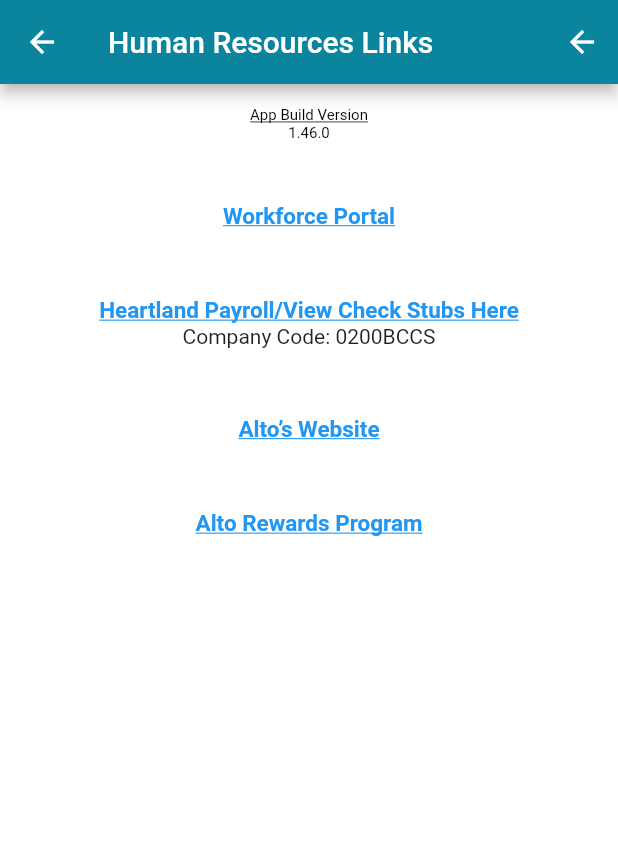
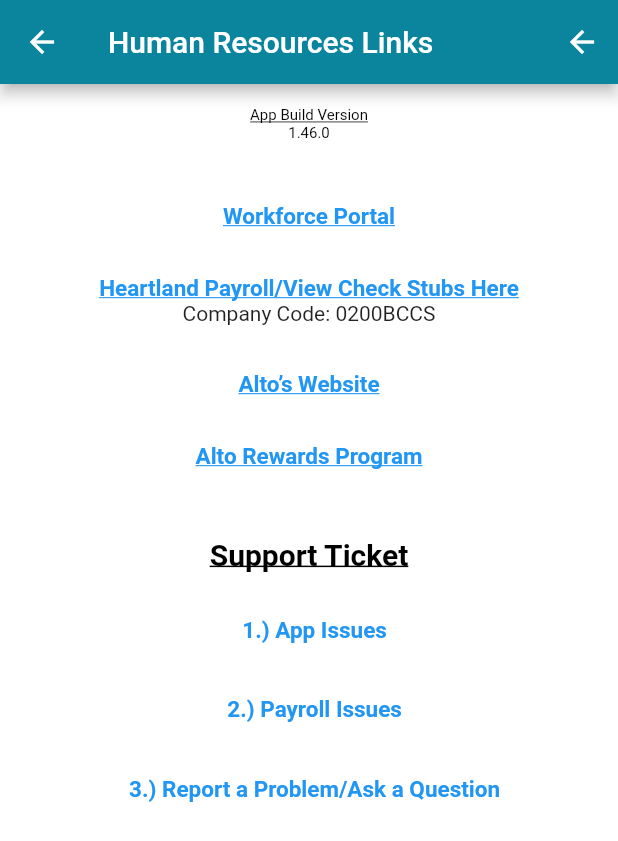
Before and after one commit to ryonsteele/AltoStaffer, a Flutter app: the ResourcesPage screen opened directly, on a phone screen of 412 x 824 dp. Shown: the top 841 px of the screen. Run offline on Flutter 3.47's test engine with Material 2 defaults, Android fonts, the phone set to English and light mode, and no system bars; our stand-ins replace charts_flutter, dio, file_picker, firebase_messaging, flutter_local_notifications, geolocator and 5 more; missing offline and left inert: android_intent, back_button_interceptor, custom_switch_button, device_calendar, geocoder, maps_launcher and 1 more; accounts and stored records are empty; Roboto replaces fonts that are missing (Montserrat).

```diff
--- a/lib/AltoUtils.dart
+++ b/lib/AltoUtils.dart
@@ -17,6 +17,9 @@ class AltoUtils {
    static const String url2 = 'https://m.heartlandcheckview.com/login';
    static const String url3 = 'https://www.altostaffing.com';
    static const String url4 = 'https://www.selectagiftplan.com/altostaffing';
+   static const String url5 = 'https://docs.google.com/forms/d/e/1FAIpQLScSckmO9Mt1jOyHd4n52pAlgcDfiPYhwOKzgAbTgFOvaVO-fw/viewform?usp=sf_link';
+   static const String url6 = 'https://docs.google.com/forms/d/e/1FAIpQLSe5j_9L2WC3JjaC-lUc7XXgApczd1tP2qAL5mQSPnUHYzd4Rg/viewform?usp=sf_link';
+   static const String url7 = 'https://docs.google.com/forms/d/e/1FAIpQLSfNn_OAfurq5aKbx5-GlGzHLi10S8Wsoaf4EXKbUuahaM0bDA/viewform?usp=sf_link';
 
 
 
--- a/lib/ResourcesPage.dart
+++ b/lib/ResourcesPage.dart
@@ -58,7 +58,7 @@ class AppState extends State<ResourcesPage> with SingleTickerProviderStateMixin{
       body: Container(
         width: double.infinity,
         child: Padding(
-          padding: const EdgeInsets.only(left: 30.0, right: 30.0, top: 15),
+          padding: const EdgeInsets.only(top: 15),
           child: Column(
             mainAxisAlignment: MainAxisAlignment.start,
             mainAxisSize: MainAxisSize.max,
@@ -84,7 +84,7 @@ class AppState extends State<ResourcesPage> with SingleTickerProviderStateMixin{
                       _launchURL(AltoUtils.url1);
                   }
               ),
-              SizedBox(height: 45),
+              SizedBox(height: 30),
               GestureDetector(
                   child: Text("Heartland Payroll/View Check Stubs Here", style: TextStyle(decoration: TextDecoration.underline, color: Colors.blue, fontWeight: FontWeight.bold, fontSize: 15.0)),
                   onTap: () {
@@ -92,23 +92,54 @@ class AppState extends State<ResourcesPage> with SingleTickerProviderStateMixin{
                   }
               ),
               Text("Company Code: 0200BCCS"),
-              SizedBox(height: 45),
+              SizedBox(height: 30),
               GestureDetector(
                   child: Text("Alto’s Website", style: TextStyle(decoration: TextDecoration.underline, color: Colors.blue, fontWeight: FontWeight.bold, fontSize: 15.0)),
                   onTap: () {
                     _launchURL(AltoUtils.url3);
                   }
               ),
-              SizedBox(height: 45),
+              SizedBox(height: 30),
               GestureDetector(
                   child: Text("Alto Rewards Program", style: TextStyle(decoration: TextDecoration.underline, color: Colors.blue, fontWeight: FontWeight.bold, fontSize: 15.0)),
                   onTap: () {
                     _launchURL(AltoUtils.url4);
                   }
               ),
-              SizedBox(height: 20),
-
-            ],
+              SizedBox(height: 45),
+             Column(
+               mainAxisAlignment: MainAxisAlignment.start,
+               mainAxisSize: MainAxisSize.max,
+               crossAxisAlignment: CrossAxisAlignment.center,
+               children: <Widget>[
+               Text('Support Ticket', style: TextStyle(
+                  color: Colors.black,
+                  decoration: TextDecoration.underline,
+                  fontWeight: FontWeight.bold,
+                   fontSize: 20.0,
+              ),),
+              SizedBox(height: 30),
+              GestureDetector(
+                  child: Text("  1.) App Issues", style: TextStyle(color: Colors.blue, fontWeight: FontWeight.bold, fontSize: 15.0)),
+                  onTap: () {
+                    _launchURL(AltoUtils.url5);
+                  }
+              ),
+              SizedBox(height: 35),
+              GestureDetector(
+                  child: Text("  2.) Payroll Issues", style: TextStyle(color: Colors.blue, fontWeight: FontWeight.bold, fontSize: 15.0)),
+                  onTap: () {
+                    _launchURL(AltoUtils.url6);
+                  }
+              ),
+              SizedBox(height: 35),
+              GestureDetector(
+                  child: Text("  3.) Report a Problem/Ask a Question", style: TextStyle(color: Colors.blue, fontWeight: FontWeight.bold, fontSize: 15.0)),
+                  onTap: () {
+                    _launchURL(AltoUtils.url7);
+                  }
+              ),],),
+          ],
           ),
         ),
       ),
```
Also changed, not shown: lib/ShiftDetailView.dart (+6 -3 lines).
